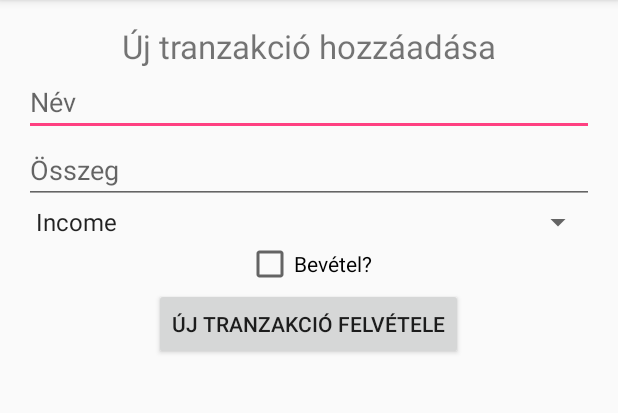
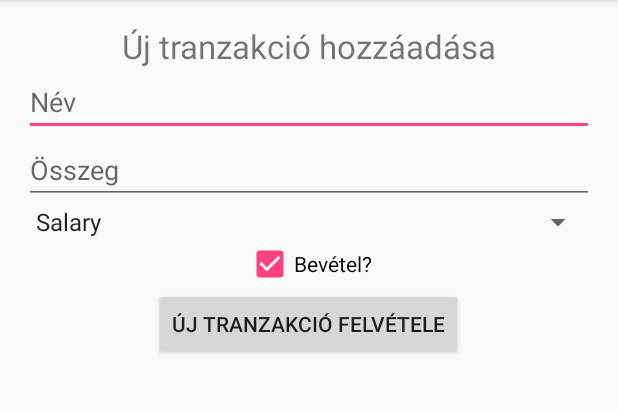
Before and after one commit to teamlld/wallet, an Android app: the NewTransactionActivity screen opened directly, with no data from a screen before it, after a tap on "ÚJ TRANZAKCIÓ FELVÉTELE", on a phone screen of 412 x 824 dp, the part 84-497 px from its top. Run offline under Robolectric (Android 15) with nearby library versions, the phone set to English and light mode, and no system bars; 1 statement that could not run was skipped; 3 other taps on this screen came first.

Commit message:
type átszervezése adatbázis táblába, (így hozzá lehet adni, törölni lehet majd) új tranzakciónál a spinner tartalma a Checkbox alapján változik

```diff
--- a/WalletApp/app/src/main/java/teamlld/nik/uniobuda/hu/walletapp/DashboardActivity.java
+++ b/WalletApp/app/src/main/java/teamlld/nik/uniobuda/hu/walletapp/DashboardActivity.java
@@ -6,6 +6,7 @@ import android.support.v4.app.FragmentManager;
 import android.support.v4.app.FragmentTransaction;
 import android.support.v7.app.AppCompatActivity;
 import android.os.Bundle;
+import android.util.Log;
 import android.view.View;
 import android.widget.Button;
 
--- a/WalletApp/app/src/main/java/teamlld/nik/uniobuda/hu/walletapp/LatestItemsFragment.java
+++ b/WalletApp/app/src/main/java/teamlld/nik/uniobuda/hu/walletapp/LatestItemsFragment.java
@@ -51,7 +51,7 @@ public class LatestItemsFragment extends Fragment {
         Cursor cursor = MainActivity.handler.getLatestTransactions(maxItems,getArguments().getInt("userid"));
         while (!cursor.isAfterLast()) {
             boolean income = cursor.getInt(cursor.getColumnIndex("income")) == 0 ? false : true;
-            items.add(new Transaction(cursor.getString(cursor.getColumnIndex("name")), cursor.getInt(cursor.getColumnIndex("value")), income, cursor.getString(cursor.getColumnIndex("type")),cursor.getLong(cursor.getColumnIndex("date"))));
+            items.add(new Transaction(cursor.getString(cursor.getColumnIndex("name")), cursor.getInt(cursor.getColumnIndex("value")), income, cursor.getInt(cursor.getColumnIndex("_typeId")),cursor.getLong(cursor.getColumnIndex("date"))));
 
             cursor.moveToNext();
         }
--- a/WalletApp/app/src/main/java/teamlld/nik/uniobuda/hu/walletapp/NewTransactionActivity.java
+++ b/WalletApp/app/src/main/java/teamlld/nik/uniobuda/hu/walletapp/NewTransactionActivity.java
@@ -1,13 +1,17 @@
 package teamlld.nik.uniobuda.hu.walletapp;
 
+import android.database.Cursor;
 import android.support.v7.app.AppCompatActivity;
 import android.os.Bundle;
+import android.util.Log;
 import android.view.View;
 import android.widget.AdapterView;
 import android.widget.ArrayAdapter;
 import android.widget.Button;
 import android.widget.CheckBox;
+import android.widget.CursorAdapter;
 import android.widget.EditText;
+import android.widget.SimpleCursorAdapter;
 import android.widget.Spinner;
 
 import java.util.Calendar;
@@ -15,8 +19,11 @@ import java.util.Date;
 
 public class NewTransactionActivity extends AppCompatActivity{
 
-    String selectedSpinnerValue;
+    //String selectedSpinnerValue;
+    int selectedId;
     Spinner spinner;
+    Cursor cursor_income;
+    Cursor cursor_expense;
 
     @Override
     protected void onCreate(Bundle savedInstanceState) {
@@ -24,14 +31,18 @@ public class NewTransactionActivity extends AppCompatActivity{
         setContentView(R.layout.activity_new_transaction);
 
         spinner = (Spinner) findViewById(R.id.newTransactionType);
-        ArrayAdapter<CharSequence> adapter = ArrayAdapter.createFromResource(this,
-                R.array.categories, android.R.layout.simple_spinner_item);
-        adapter.setDropDownViewResource(android.R.layout.simple_spinner_dropdown_item);
-        spinner.setAdapter(adapter);
+//        ArrayAdapter<CharSequence> adapter = ArrayAdapter.createFromResource(this,
+//                R.array.categories, android.R.layout.simple_spinner_item);
+
+        cursor_income = MainActivity.handler.getTypes(true);
+        cursor_expense = MainActivity.handler.getTypes(false);
+        SetSpinnerValues(false);
+
         spinner.setOnItemSelectedListener(new AdapterView.OnItemSelectedListener() {
             @Override
             public void onItemSelected(AdapterView<?> parent, View view, int position, long id) {
-                selectedSpinnerValue = spinner.getSelectedItem().toString();
+               // selectedSpinnerValue = spinner.getSelectedItem().toString();
+                selectedId = position + 1;
             }
             @Override
             public void onNothingSelected(AdapterView<?> parent) {
@@ -42,10 +53,15 @@ public class NewTransactionActivity extends AppCompatActivity{
         Button addNewTransactionButton = (Button) findViewById(R.id.addNewTransactionButton);
         final EditText nameEditText = (EditText) findViewById(R.id.newTransactionName);
         final EditText valueEditText = (EditText) findViewById(R.id.newTransactionValue);
-       // final EditText typeEditText = (EditText) findViewById(R.id.newTransactionType);
+        final CheckBox incomeCheckBox = (CheckBox) findViewById(R.id.newTransactionIncome);
 
+        incomeCheckBox.setOnClickListener(new View.OnClickListener() {
+            @Override
+            public void onClick(View v) {
+                SetSpinnerValues(incomeCheckBox.isChecked());
+            }
+        });
 
-        final CheckBox incomeCheckBox = (CheckBox) findViewById(R.id.newTransactionIncome);
         final int userId = getIntent().getExtras().getInt("userid");
 
 
@@ -60,8 +76,7 @@ public class NewTransactionActivity extends AppCompatActivity{
                             nameEditText.getText().toString(),
                             Integer.parseInt(valueEditText.getText().toString()),
                             incomeCheckBox.isChecked(),
-                            //typeEditText.getText().toString(),
-                            selectedSpinnerValue,
+                            selectedId,
                             now.getTime(),
                             userId
                     );
@@ -72,4 +87,21 @@ public class NewTransactionActivity extends AppCompatActivity{
             }
         });
     }
+
+    private void SetSpinnerValues(boolean income)
+    {
+        String[] adapterCols=new String[]{"name"};
+        int[] adapterRowViews=new int[]{android.R.id.text1};
+
+        SimpleCursorAdapter adapter;
+        if (income) {
+           adapter = new SimpleCursorAdapter(this, android.R.layout.simple_spinner_item, cursor_income, adapterCols, adapterRowViews,0);
+        }
+        else {
+            adapter = new SimpleCursorAdapter(this, android.R.layout.simple_spinner_item, cursor_expense, adapterCols, adapterRowViews,0);
+        }
+
+        adapter.setDropDownViewResource(android.R.layout.simple_spinner_dropdown_item);
+        spinner.setAdapter(adapter);
+    }
 }
--- a/WalletApp/app/src/main/res/layout/activity_new_transaction.xml
+++ b/WalletApp/app/src/main/res/layout/activity_new_transaction.xml
@@ -33,13 +33,7 @@
         android:layout_below="@+id/newTransactionName"
         android:hint="Összeg"
         android:inputType="number" />
-<!--
-    <android.support.v7.widget.AppCompatEditText
-        android:id="@+id/newTransactionType"
-        android:layout_width="match_parent"
-        android:layout_height="wrap_content"
-        android:layout_below="@+id/newTransactionValue"
-        android:hint="Típus" />-->
+
     <android.support.v7.widget.AppCompatSpinner
         android:spinnerMode="dropdown"
         android:layout_width="match_parent"
--- a/WalletApp/app/src/main/res/values/strings.xml
+++ b/WalletApp/app/src/main/res/values/strings.xml
@@ -2,8 +2,15 @@
     <string name="app_name">WalletApp</string>
     <string name="facebook_app_id">1445606218812457</string>
     <string name="fb_login_protocol_scheme">fb1445606218812457</string>
-    <string-array name="categories">
-        <item>Income</item>
+    <string-array name="types_income">
+        <item>Salary</item>
+        <item>Gambling</item>
+        <item>Studentship</item>
+        <item>Social support</item>
+        <item>Tippmix</item>
+        <item>Selling</item>
+    </string-array>
+    <string-array name="types_expense">
         <item>Food</item>
         <item>Travel</item>
         <item>Overhang</item>
```
Also changed, not shown: WalletApp/app/src/main/java/teamlld/nik/uniobuda/hu/walletapp/DatabaseHandler.java (+57 -8 lines), WalletApp/app/src/main/java/teamlld/nik/uniobuda/hu/walletapp/DetailsActivity.java (+13 -1 lines), WalletApp/app/src/main/java/teamlld/nik/uniobuda/hu/walletapp/Transaction.java (+9 -9 lines).
